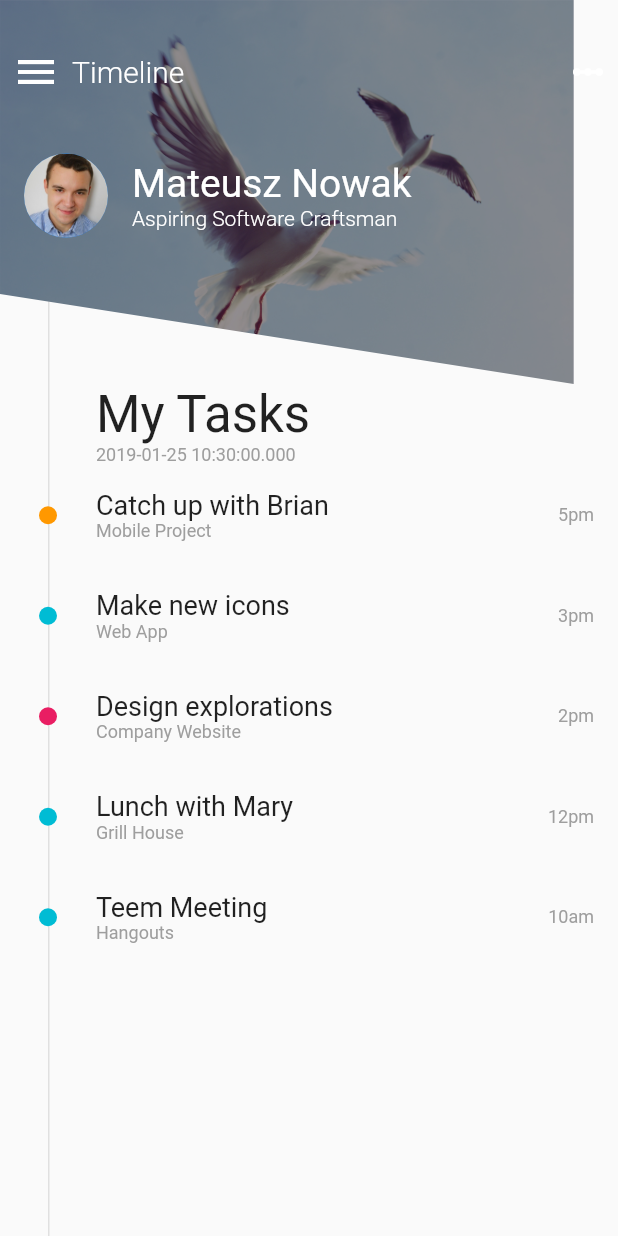
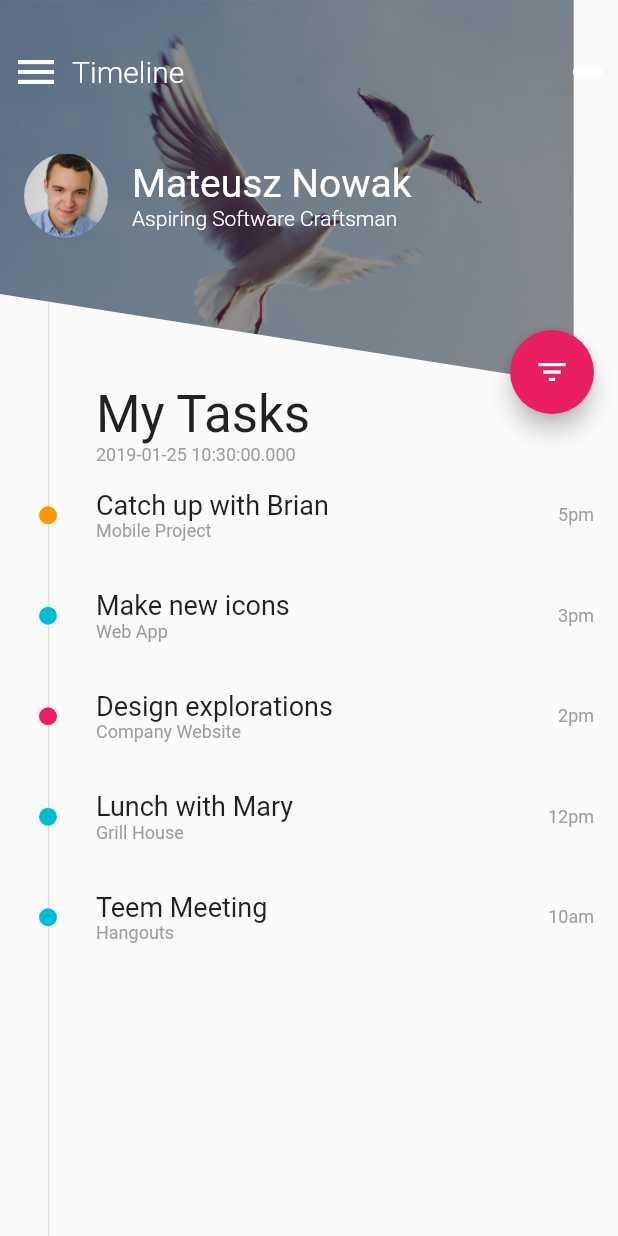
Before and after one commit to MateuszNaKodach/flutter_ui_filter_menu, a Flutter app: the screen it shows after launch, on a phone screen of 412 x 824 dp. Run offline on Flutter 3.47's test engine with Material 2 defaults, Android fonts, the phone set to English and light mode, and no system bars.

Commit message:
Animated tasks list view.

```diff
--- /dev/null
+++ b/lib/list_model.dart
@@ -0,0 +1,39 @@
+import 'package:flutter/material.dart';
+import 'package:flutter_ui_filter_menu/task.dart';
+import 'package:flutter_ui_filter_menu/task_row.dart';
+
+class ListModel {
+  final GlobalKey<AnimatedListState> listKey;
+  final List<Task> items;
+
+  ListModel(this.listKey, List<Task> items) : this.items = List.of(items);
+
+  AnimatedListState get _animatedList => listKey.currentState;
+
+  void insert(int index, Task item) {
+    items.insert(index, item);
+    _animatedList.insertItem(index, duration: new Duration(milliseconds: 150));
+  }
+
+  Task removeAt(int index) {
+    final Task removedItem = items.removeAt(index);
+    if (removedItem != null) {
+      _animatedList.removeItem(
+        index,
+        (context, animation) => new TaskRow(
+              task: removedItem,
+              animation: animation,
+            ),
+        duration:
+            new Duration(milliseconds: (150 + 150 * (index / length)).toInt()),
+      );
+    }
+    return removedItem;
+  }
+
+  int get length => items.length;
+
+  Task operator [](int index) => items[index];
+
+  int indexOf(Task item) => items.indexOf(item);
+}
--- a/lib/main.dart
+++ b/lib/main.dart
@@ -1,34 +1,10 @@
 import 'package:flutter/material.dart';
 import 'package:flutter_ui_filter_menu/diagonal_clipper.dart';
+import 'package:flutter_ui_filter_menu/list_model.dart';
 import 'package:flutter_ui_filter_menu/task.dart';
 import 'package:flutter_ui_filter_menu/task_row.dart';
 
-void main() => runApp(new MyApp());
-
-class MyApp extends StatelessWidget {
-  @override
-  Widget build(BuildContext context) {
-    return MaterialApp(
-      title: 'Flutter Demo',
-      theme: ThemeData(
-        primarySwatch: Colors.blue,
-      ),
-      home: MainPage(),
-    );
-  }
-}
-
-class MainPage extends StatefulWidget {
-  MainPage({Key key}) : super(key: key);
-
-  @override
-  _MainPageState createState() => _MainPageState();
-}
-
-class _MainPageState extends State<MainPage> {
-  double _imageHeight = 256.0;
-
-  List<Task> tasks = [
+final List<Task> tasks = [
   new Task(
       name: "Catch up with Brian",
       category: "Mobile Project",
@@ -61,6 +37,41 @@ class _MainPageState extends State<MainPage> {
       completed: true),
 ];
 
+void main() => runApp(new MyApp());
+
+class MyApp extends StatelessWidget {
+  @override
+  Widget build(BuildContext context) {
+    return MaterialApp(
+      title: 'Flutter Demo',
+      theme: ThemeData(
+        primarySwatch: Colors.blue,
+      ),
+      home: MainPage(),
+    );
+  }
+}
+
+class MainPage extends StatefulWidget {
+  MainPage({Key key}) : super(key: key);
+
+  @override
+  _MainPageState createState() => _MainPageState();
+}
+
+class _MainPageState extends State<MainPage> {
+  final GlobalKey<AnimatedListState> _listKey = GlobalKey<AnimatedListState>();
+  ListModel listModel;
+  bool showOnlyCompleted = false;
+
+  double _imageHeight = 256.0;
+
+  @override
+  void initState() {
+    super.initState();
+    listModel = ListModel(_listKey, tasks);
+  }
+
   @override
   Widget build(BuildContext context) {
     return Scaffold(
@@ -70,7 +81,8 @@ class _MainPageState extends State<MainPage> {
           _buildImage(),
           _buildTopHeader(),
           _buildProfileRow(),
-          _buildBottomPart()
+          _buildBottomPart(),
+          _buildFab(),
         ],
       ),
     );
@@ -163,8 +175,14 @@ class _MainPageState extends State<MainPage> {
       ));
 
   Widget _buildTasksList() => Expanded(
-    child: new ListView(
-      children: tasks.map((task) => new TaskRow(task: task)).toList(),
+        child: new AnimatedList(
+          key: _listKey,
+          initialItemCount: listModel.length,
+          itemBuilder: (BuildContext context, int index, Animation animation) =>
+              TaskRow(
+                task: listModel[index],
+                animation: animation,
+              ),
         ),
       );
 
@@ -177,4 +195,25 @@ class _MainPageState extends State<MainPage> {
           color: Colors.grey[300],
         ),
       );
+
+  Widget _buildFab() => Positioned(
+        top: _imageHeight - 36.0,
+        right: 16.0,
+        child: FloatingActionButton(
+          onPressed: _changeFilterState,
+          backgroundColor: Colors.pink,
+          child: Icon(Icons.filter_list),
+        ),
+      );
+
+  void _changeFilterState() {
+    showOnlyCompleted = !showOnlyCompleted;
+    tasks.where((task) => !task.completed).forEach((task) {
+      if (showOnlyCompleted) {
+        listModel.removeAt(listModel.indexOf(task));
+      } else {
+        listModel.insert(tasks.indexOf(task), task);
       }
+    });
+  }
+}
--- a/lib/task_row.dart
+++ b/lib/task_row.dart
@@ -1,31 +1,29 @@
 import 'package:flutter/material.dart';
 import 'package:flutter_ui_filter_menu/task.dart';
 
-class TaskRow extends StatefulWidget {
+class TaskRow extends StatelessWidget {
   final Task task;
   final double dotSize = 12.0;
+  final Animation<double> animation;
 
-  const TaskRow({Key key, this.task}) : super(key: key);
+  const TaskRow({Key key, this.task, this.animation}) : super(key: key);
 
-  @override
-  State<StatefulWidget> createState() => _TaskRowState();
-}
-
-class _TaskRowState extends State<TaskRow> {
-  @override
-  Widget build(BuildContext context) => Padding(
+  Widget build(BuildContext context) => FadeTransition(
+        opacity: animation,
+        child: SizeTransition(
+          sizeFactor: animation,
+          child: Padding(
             padding: EdgeInsets.symmetric(vertical: 16.0),
             child: Row(
               children: [
                 Padding(
-              padding:
-                  EdgeInsets.symmetric(horizontal: 32.0 - widget.dotSize / 2),
+                  padding: EdgeInsets.symmetric(horizontal: 32.0 - dotSize / 2),
                   child: Container(
-                height: widget.dotSize,
-                width: widget.dotSize,
+                    height: dotSize,
+                    width: dotSize,
                     decoration: BoxDecoration(
                       shape: BoxShape.circle,
-                  color: widget.task.color,
+                      color: task.color,
                     ),
                   ),
                 ),
@@ -34,11 +32,11 @@ class _TaskRowState extends State<TaskRow> {
                     crossAxisAlignment: CrossAxisAlignment.start,
                     children: <Widget>[
                       Text(
-                    widget.task.name,
+                        task.name,
                         style: TextStyle(fontSize: 18.0),
                       ),
                       Text(
-                    widget.task.category,
+                        task.category,
                         style: TextStyle(fontSize: 12.0, color: Colors.grey),
                       )
                     ],
@@ -47,11 +45,13 @@ class _TaskRowState extends State<TaskRow> {
                 Padding(
                   padding: EdgeInsets.only(right: 16.0),
                   child: Text(
-                widget.task.time,
+                    task.time,
                     style: TextStyle(fontSize: 12.0, color: Colors.grey),
                   ),
                 ),
               ],
             ),
+          ),
+        ),
       );
 }
```
Lines whose indentation alone changed are shown as unchanged.
